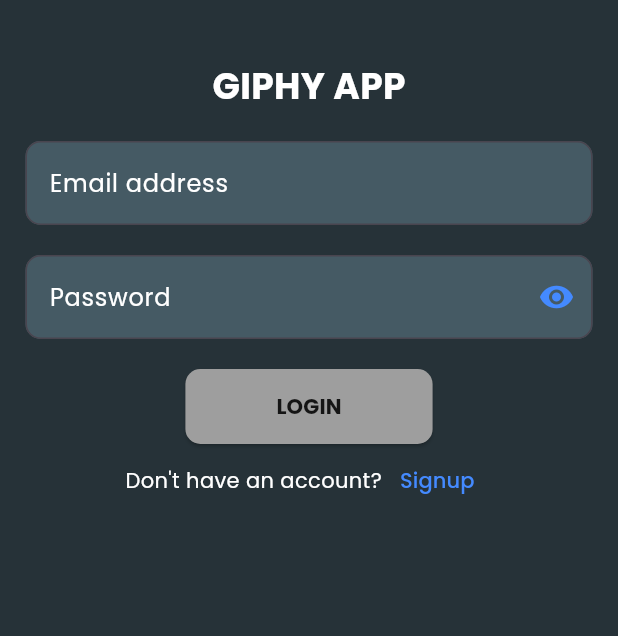
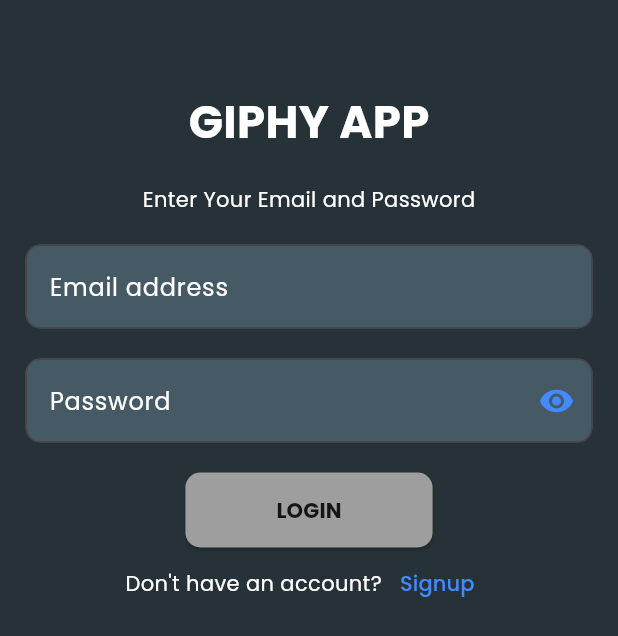
Before and after one commit to MilindPanwar/giphy_app_milind, a Flutter app: the screen it shows after launch, on a phone screen of 412 x 824 dp. Shown: the top 636 px of the screen. Run offline on Flutter 3.47's test engine with Material 3 defaults, Android fonts, the phone set to English and light mode, and no system bars; our stand-ins replace cached_network_image, dio, firebase_auth, firebase_core, flutter_easyloading, get and 3 more; accounts and stored records are empty; generated files the repository leaves out were written again.

```diff
--- a/lib/Authentication/Login/view/LoginScreen.dart
+++ b/lib/Authentication/Login/view/LoginScreen.dart
@@ -3,10 +3,10 @@ import 'package:get/get.dart';
 import 'package:google_fonts/google_fonts.dart';
 import 'package:flutter_easyloading/flutter_easyloading.dart';
 
-import '../../../utils/widgets/CustomButton.dart';
+import '../../../utils/widgets/AuthButton.dart';
 import '../../../utils/widgets/Header.dart';
-import '../../SignUp/view/signup_page.dart';
-import '../viewmodel/SignIn_Controller.dart';
+import '../../SignUp/view/SignupScreen.dart';
+import '../viewmodel/LoginViewModel.dart';
 
 class LoginScreen extends StatefulWidget {
   @override
@@ -14,11 +14,11 @@ class LoginScreen extends StatefulWidget {
 }
 
 class _LoginScreenState extends State<LoginScreen> {
-  final SignIn_Controller authService = Get.put(SignIn_Controller());
+  final LoginViewModel authService = Get.put(LoginViewModel());
 
   @override
   Widget build(BuildContext context) {
-    return GetBuilder<SignIn_Controller>(
+    return GetBuilder<LoginViewModel>(
       builder: (auth) {
         return Scaffold(
           backgroundColor: Colors.blueGrey[900], // Set dark bluish background color
--- a/lib/Authentication/Login/viewmodel/SignIn_Controller.dart
+++ b/lib/Authentication/Login/viewmodel/LoginViewModel.dart
@@ -6,8 +6,7 @@ import 'package:flutter_easyloading/flutter_easyloading.dart';
 import 'package:get/get.dart';
 import 'package:giphyapp/SearchGiphy/view/SearchGiphyScreen.dart';
 
-
-class SignIn_Controller extends GetxController {
+class LoginViewModel extends GetxController {
   Rx<TextEditingController> number = TextEditingController().obs;
   TextEditingController password = TextEditingController();
   bool isLoading1 = false;
@@ -23,7 +22,7 @@ class SignIn_Controller extends GetxController {
         final cred = await _auth.signInWithEmailAndPassword(
             email: email, password: passwords);
         Get.off(SearchGiphyScreen());
-        EasyLoading.showSuccess('Login successful!');
+        EasyLoading.showSuccess('Login Successful!');
         isLoading = false;
 
         number.value.clear();
@@ -50,6 +49,8 @@ class SignIn_Controller extends GetxController {
           password: password,
         );
         Get.off(SearchGiphyScreen());
+        EasyLoading.showSuccess('Sign-Up Successful!');
+
         print(cred.user!.uid);
 
         res = "success";
--- a/lib/Authentication/SignUp/view/signup_page.dart
+++ b/lib/Authentication/SignUp/view/SignupScreen.dart
@@ -3,9 +3,9 @@ import 'package:flutter_easyloading/flutter_easyloading.dart';
 import 'package:get/get.dart';
 import 'package:giphyapp/Authentication/Login/view/LoginScreen.dart';
 import 'package:google_fonts/google_fonts.dart';
-import '../../../utils/widgets/CustomButton.dart';
+import '../../../utils/widgets/AuthButton.dart';
 import '../../../utils/widgets/Header.dart';
-import '../../Login/viewmodel/SignIn_Controller.dart';
+import '../../Login/viewmodel/LoginViewModel.dart';
 
 class SignupScreen extends StatefulWidget {
   SignupScreen({super.key});
@@ -17,7 +17,7 @@ class SignupScreen extends StatefulWidget {
 class _SignupScreenState extends State<SignupScreen> {
   @override
   Widget build(BuildContext context) {
-    return GetBuilder<SignIn_Controller>(
+    return GetBuilder<LoginViewModel>(
       builder: (auth) {
         return Scaffold(
           backgroundColor: Colors.blueGrey[900], // Set dark bluish background color
--- a/lib/main.dart
+++ b/lib/main.dart
@@ -14,6 +14,7 @@ Future<void> main() async {
     options: DefaultFirebaseOptions.currentPlatform,
   );
   runApp( MyApp());
+  configLoading();
 }
 void configLoading() {
   EasyLoading.instance
--- a/lib/utils/widgets/Header.dart
+++ b/lib/utils/widgets/Header.dart
@@ -2,16 +2,31 @@ import 'package:flutter/cupertino.dart';
 import 'package:flutter/material.dart';
 import 'package:google_fonts/google_fonts.dart';
 
-Widget headerForAuth(){
-  return      Padding(
-    padding: const EdgeInsets.only(bottom: 20),
-    child:                       Text(
-      'GIPHY APP',
-      style: GoogleFonts.poppins(
-        color: Colors.white,
-        fontSize: 24,
-        fontWeight: FontWeight.bold,
-      ),
+Widget headerForAuth() {
+  return Padding(
+    padding: const EdgeInsets.only(bottom: 20, top: 20),
+    child: Column(
+      children: [
+        Text(
+          'GIPHY APP',
+          style: GoogleFonts.poppins(
+            color: Colors.white,
+            fontSize: 30,
+            fontWeight: FontWeight.bold,
+          ),
+        ),
+        SizedBox(
+          height: 20,
+        ),
+        Text(
+          'Enter Your Email and Password',
+          style: GoogleFonts.poppins(
+            color: Colors.white,
+            fontSize: 14,
+            fontWeight: FontWeight.normal,
+          ),
+        ),
+      ],
     ),
   );
 }
```
Also changed, not shown: lib/Favourites/view/FavouritesScreen.dart (+26 -2 lines), lib/SearchGiphy/view/SearchGiphyScreen.dart (+36 -2 lines), lib/utils/widgets/AuthButton.dart (renamed from lib/utils/widgets/CustomButton.dart).
